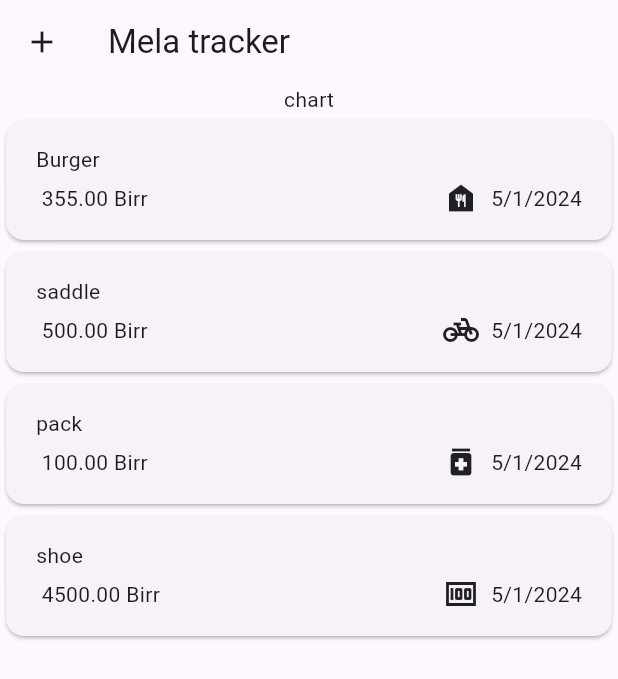
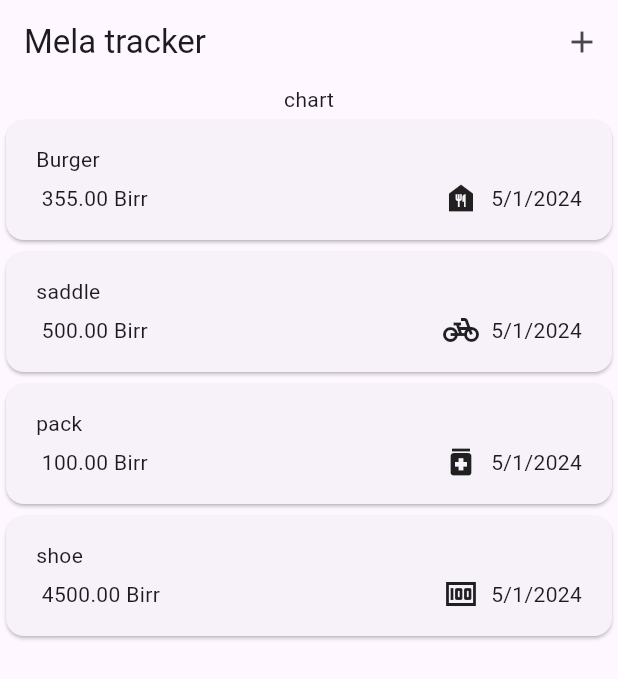
Before and after one commit to AnexDev1/mela_tracker, a Flutter app: the screen it shows after launch, on a phone screen of 412 x 824 dp. Shown: the top 679 px of the screen. Run offline on Flutter 3.47's test engine with Material 3 defaults, Android fonts, the phone set to English and light mode, and no system bars.

Commit message:
implementing app bar

```diff
--- a/lib/widgets/expenses.dart
+++ b/lib/widgets/expenses.dart
@@ -40,8 +40,13 @@ class _ExpensesState extends State<Expenses> {
   Widget build(BuildContext context) {
     return Scaffold(
       appBar: AppBar(
-        leading: Icon(Icons.add),
         title: const Text('Mela tracker'),
+        actions: [
+          IconButton(
+            onPressed: () {},
+            icon: const Icon(Icons.add),
+          ),
+        ],
       ),
       body: Column(
         children: [
```
